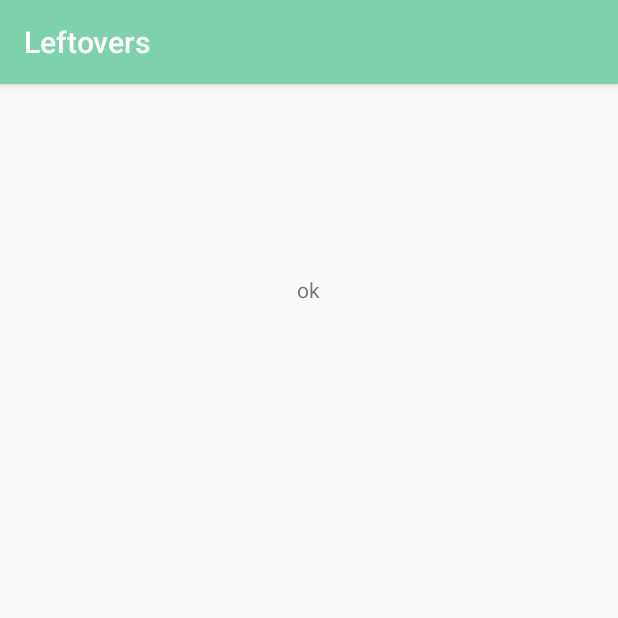
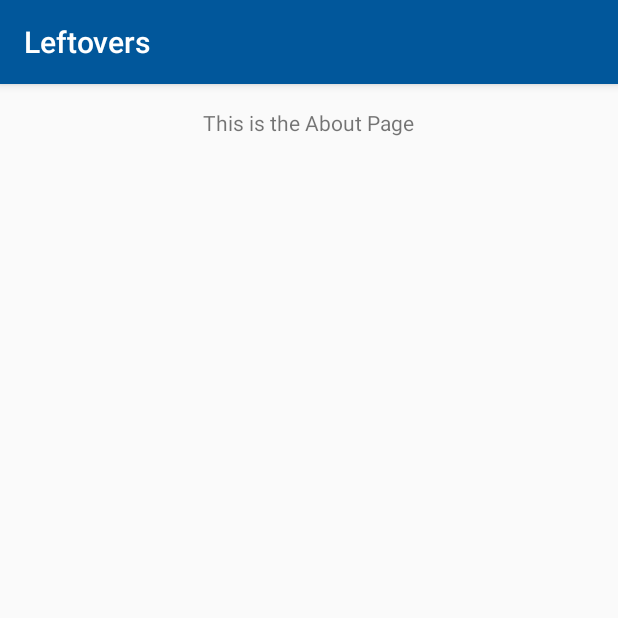
Before and after one commit to wsyccc/Left_Over, an Android app: the AboutPage screen opened directly, with no data from a screen before it, on a phone screen of 412 x 824 dp, the top half of it. Run offline under Robolectric (Android 15) with nearby library versions, the phone set to English and light mode, and no system bars.

Commit message:
Changed colours

```diff
--- a/app/src/main/res/layout/activity_about_page.xml
+++ b/app/src/main/res/layout/activity_about_page.xml
@@ -11,11 +11,10 @@
     tools:context="com.example.siyuanwang.left_over.AboutPage">
 
     <TextView
-        android:text="ok"
+        android:text="This is the About Page"
         android:layout_width="wrap_content"
         android:layout_height="wrap_content"
+        android:id="@+id/temp_about_page"
         android:layout_alignParentTop="true"
-        android:layout_centerHorizontal="true"
-        android:layout_marginTop="111dp"
-        android:id="@+id/textView2" />
+        android:layout_centerHorizontal="true" />
 </RelativeLayout>
--- a/app/src/main/res/values/colors.xml
+++ b/app/src/main/res/values/colors.xml
@@ -1,6 +1,6 @@
 <?xml version="1.0" encoding="utf-8"?>
 <resources>
-    <color name="colorPrimary">#7DD2AC</color>
-    <color name="colorPrimaryDark">#7DD2AC</color>
-    <color name="colorAccent">#00BCD4</color>
+    <color name="colorPrimary">#01579B</color>
+    <color name="colorPrimaryDark">#01579B</color>
+    <color name="colorAccent">#01579B</color>
 </resources>
```
